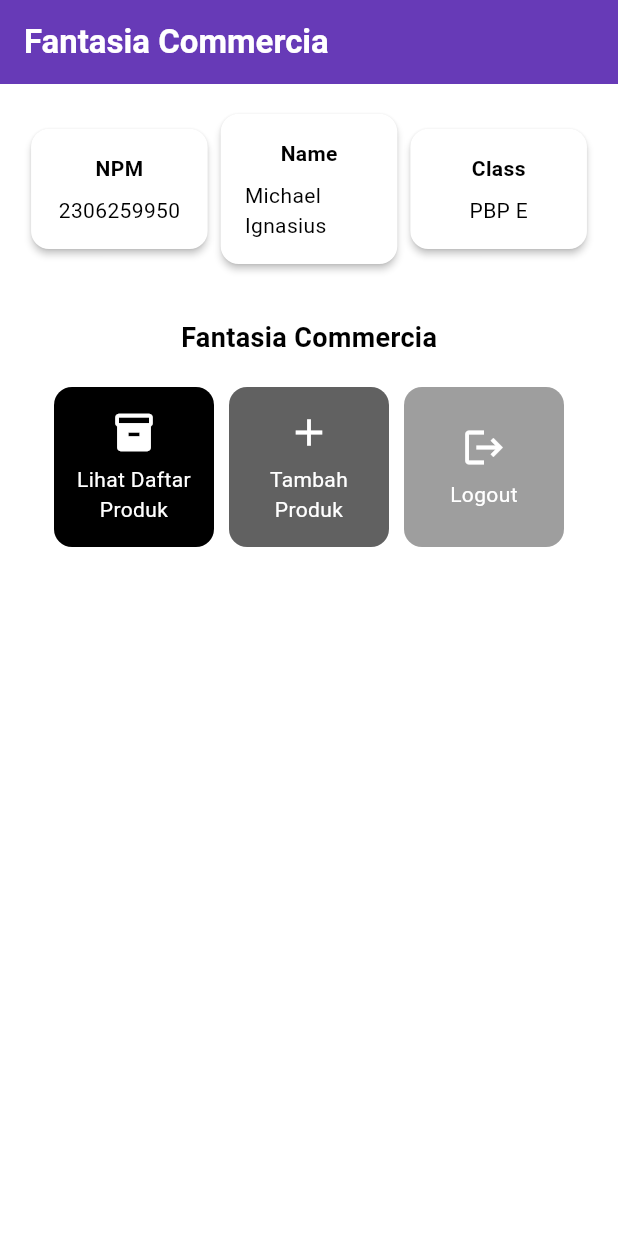
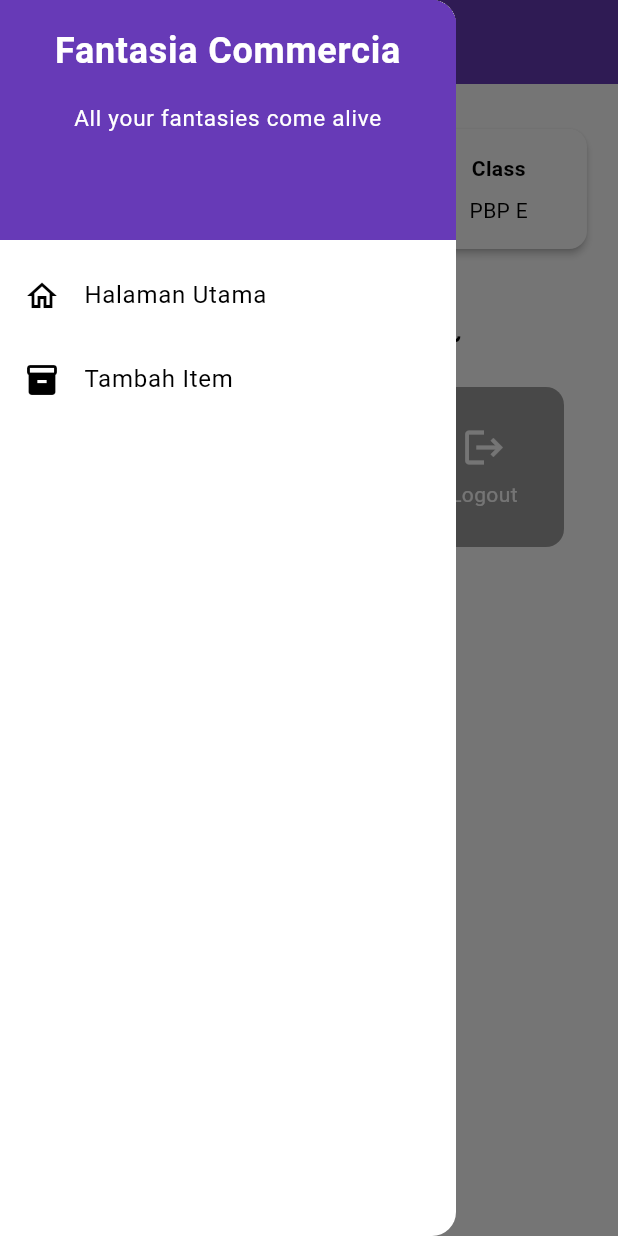
Before and after one commit to DawnFall19/fantasia-commercia-mobile, a Flutter app: the screen it shows after launch, with the side drawer open (before the commit the screen has no drawer), on a phone screen of 412 x 824 dp. Run offline on Flutter 3.47's test engine with Material 3 defaults, Android fonts, the phone set to English and light mode, and no system bars.

Commit message:
Menyelesaikan Tugas 8

```diff
--- a/fantasia_commercia/lib/main.dart
+++ b/fantasia_commercia/lib/main.dart
@@ -1,6 +1,5 @@
 import 'package:flutter/material.dart';
-
-import 'package:fantasia_commercia/menu.dart';
+import 'package:fantasia_commercia/screens/menu.dart';
 
 void main() {
   runApp(const MyApp());
--- a/fantasia_commercia/lib/menu.dart
+++ b/fantasia_commercia/lib/screens/menu.dart
@@ -1,4 +1,6 @@
 import 'package:flutter/material.dart';
+import 'package:fantasia_commercia/widgets/left_drawer.dart';
+import 'package:fantasia_commercia/widgets/item_card.dart';
 
 class MyHomePage extends StatelessWidget {
   final String npm = '2306259950';
@@ -25,7 +27,9 @@
           ),
         ),
         backgroundColor: Theme.of(context).colorScheme.primary,
+        iconTheme: const IconThemeData(color: Colors.white),
       ),
+      drawer: const LeftDrawer(),
       body: Padding(
         padding: const EdgeInsets.all(16.0),
         child: Column(
@@ -46,7 +50,7 @@
                   const Padding(
                     padding: EdgeInsets.only(top: 16.0),
                     child: Text(
-                      'Fantasia Commercia',
+                      '~ Fantasia Commercia ~',
                       style: TextStyle(
                         fontWeight: FontWeight.bold,
                         fontSize: 18.0,
@@ -101,56 +105,3 @@
     );
   }
 }
-
-class ItemHomePage {
-  final String name;
-  final IconData icon;
-  final Color color;
-
-  ItemHomePage(this.name, this.icon, this.color);
-}
-
-class ItemCard extends StatelessWidget {
-  final ItemHomePage item;
-
-  const ItemCard(this.item, {super.key});
-
-  @override
-  Widget build(BuildContext context) {
-    return Material(
-      color: item.color,
-      borderRadius: BorderRadius.circular(12),
-
-      child: InkWell(
-        onTap: () {
-          ScaffoldMessenger.of(context)
-            ..hideCurrentSnackBar()
-            ..showSnackBar(
-              SnackBar(content: Text("Kamu telah menekan tombol ${item.name}"))
-            );
-        },
-        child: Container(
-          padding: const EdgeInsets.all(8),
-          child: Center(
-            child: Column(
-              mainAxisAlignment: MainAxisAlignment.center,
-              children: [
-                Icon(
-                  item.icon,
-                  color: Colors.white,
-                  size: 30.0,
-                ),
-                const Padding(padding: EdgeInsets.all(3)),
-                Text(
-                  item.name,
-                  textAlign: TextAlign.center,
-                  style: const TextStyle(color: Colors.white),
-                ),
-              ],
-            ),
-          ),
-        ),
-      ),
-    );
-  }
-}
--- /dev/null
+++ b/fantasia_commercia/lib/widgets/item_card.dart
@@ -0,0 +1,58 @@
+import 'package:flutter/material.dart';
+import 'package:fantasia_commercia/screens/itementry_form.dart';
+
+class ItemHomePage {
+  final String name;
+  final IconData icon;
+  final Color color;
+  ItemHomePage(this.name, this.icon, this.color);
+}
+class ItemCard extends StatelessWidget {
+  final ItemHomePage item;
+  const ItemCard(this.item, {super.key});
+  @override
+  Widget build(BuildContext context) {
+    return Material(
+      color: item.color,
+      borderRadius: BorderRadius.circular(12),
+      child: InkWell(
+        onTap: () {
+          ScaffoldMessenger.of(context)
+            ..hideCurrentSnackBar()
+            ..showSnackBar(
+              SnackBar(content: Text("Kamu telah menekan tombol ${item.name}"))
+            );
+          if (item.name == "Tambah Produk") {
+            Navigator.pushReplacement(
+              context,
+              MaterialPageRoute(
+                builder: (context) => const ItemEntryFormPage(),
+              ),
+            );
+          }
+        },
+        child: Container(
+          padding: const EdgeInsets.all(8),
+          child: Center(
+            child: Column(
+              mainAxisAlignment: MainAxisAlignment.center,
+              children: [
+                Icon(
+                  item.icon,
+                  color: Colors.white,
+                  size: 30.0,
+                ),
+                const Padding(padding: EdgeInsets.all(3)),
+                Text(
+                  item.name,
+                  textAlign: TextAlign.center,
+                  style: const TextStyle(color: Colors.white),
+                ),
+              ],
+            ),
+          ),
+        ),
+      ),
+    );
+  }
+}
--- /dev/null
+++ b/fantasia_commercia/lib/widgets/left_drawer.dart
@@ -0,0 +1,68 @@
+import 'package:flutter/material.dart';
+import 'package:fantasia_commercia/screens/menu.dart';
+import 'package:fantasia_commercia/screens/itementry_form.dart';
+
+class LeftDrawer extends StatelessWidget {
+  const LeftDrawer({super.key});
+  @override
+  Widget build(BuildContext context) {
+    return Drawer(
+      child: ListView(
+        children: [
+          DrawerHeader(
+            decoration: BoxDecoration(
+              color: Theme.of(context).colorScheme.primary,
+            ),
+            child: const Column(
+              children: [
+                Text(
+                  'Fantasia Commercia',
+                  textAlign: TextAlign.center,
+                  style: TextStyle(
+                    fontSize: 24,
+                    fontWeight: FontWeight.bold,
+                    color: Colors.white,
+                  ),
+                ),
+                Padding(padding: EdgeInsets.all(8)),
+                Text(
+                  "All your fantasies come alive",
+                  textAlign: TextAlign.center,
+                  style: TextStyle(
+                    fontSize: 15,
+                    fontWeight: FontWeight.normal,
+                    color: Colors.white,
+                  ),
+                ),
+              ],
+            ),
+          ),
+          ListTile(
+            leading: const Icon(Icons.home_outlined),
+            title: const Text('Halaman Utama'),
+            onTap: () {
+              Navigator.pushReplacement(
+                context,
+                MaterialPageRoute(
+                  builder: (context) => MyHomePage(),
+                ),
+              );
+            },
+          ),
+          ListTile(
+            leading: const Icon(Icons.inventory),
+            title: const Text('Tambah Item'),
+            onTap: () {
+              Navigator.pushReplacement(
+                context,
+                MaterialPageRoute(
+                  builder: (context) => const ItemEntryFormPage(),
+                ),
+              );
+            },
+          ),
+        ],
+      ),
+    );
+  }
+}
```
Also changed, not shown: fantasia_commercia/lib/screens/itementry_form.dart (added, +217 -0 lines), 1 other file.
